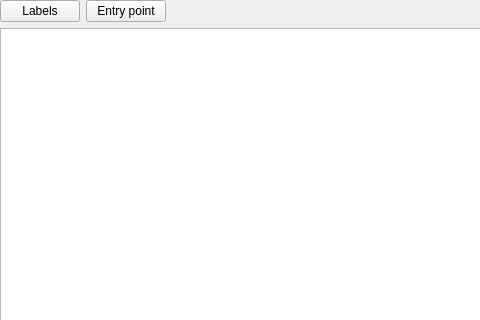
First picture: the form in xdisasmwidget.ui, repository horsicq/XDisasm, before the edit; both pictures show x 0 to 480 and y 0 to 320 of the 833 by 639 pixel window.
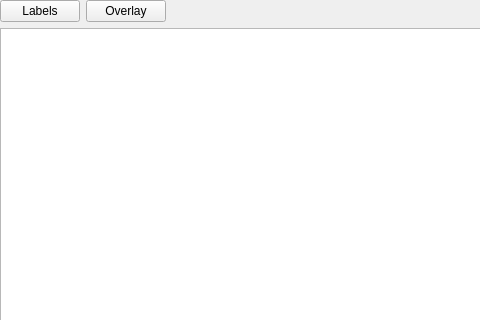
Second picture: the form after the edit.

What changed in the file:
```diff
--- a/xdisasmwidget.ui
+++ b/xdisasmwidget.ui
@@ -38,7 +38,7 @@
      <item>
       <widget class="QPushButton" name="pushButtonEntryPoint">
        <property name="text">
-        <string>Entry point</string>
+        <string>Overlay</string>
        </property>
       </widget>
      </item>
```
Left out of the diff: 2 changed lines with no effect on the pictures.
